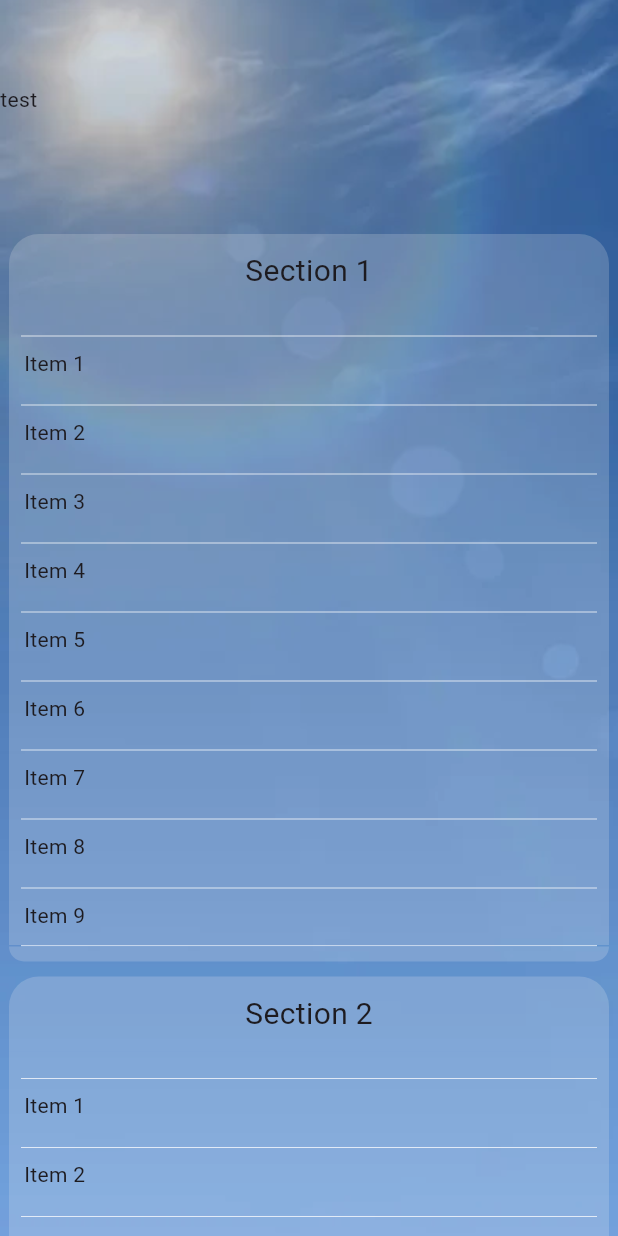
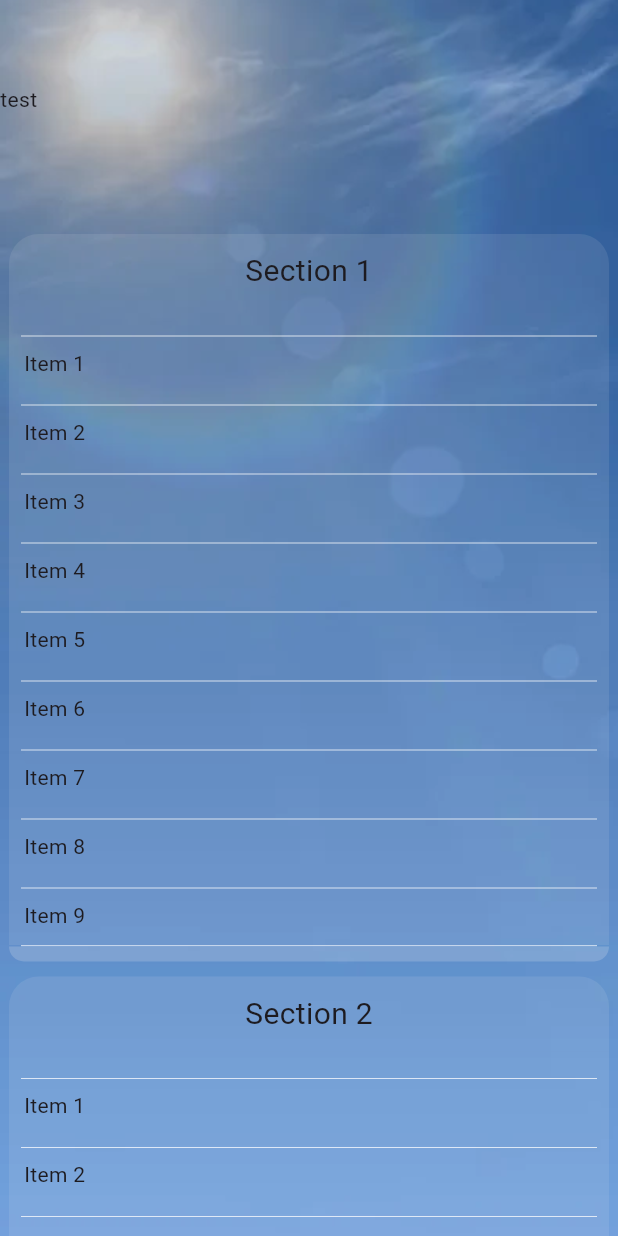
Before and after one commit to leobellejoseph/ios_weather, a Flutter app: the screen it shows after launch, on a phone screen of 412 x 824 dp. Run offline on Flutter 3.47's test engine with Material 3 defaults, Android fonts, the phone set to English and light mode, and no system bars.

Commit message:
Fix: more transparency

```diff
--- a/lib/screen/widgets/custom_scroll.dart
+++ b/lib/screen/widgets/custom_scroll.dart
@@ -224,7 +224,7 @@ class CustomScroll extends StatelessWidget {
   Widget _getDecoratedSliverList(int itemCount) {
     return DecoratedSliver(
       decoration: BoxDecoration(
-        color: Colors.grey.shade200.withOpacity(0.2),
+        color: Colors.grey.shade200.withOpacity(0.1),
       ),
       sliver: SliverList.separated(
         itemBuilder: (_, int index) => Padding(
@@ -269,7 +269,7 @@ class SliverHeaderDelegate extends SliverPersistentHeaderDelegate {
           child: Container(
             decoration: BoxDecoration(
               borderRadius: const BorderRadius.only(topLeft: Radius.circular(20), topRight: Radius.circular(20)),
-              color: Colors.grey.shade200.withOpacity(0.2),
+              color: Colors.grey.shade200.withOpacity(0.1),
             ),
             width: double.infinity,
             height: headerHeight,
```
